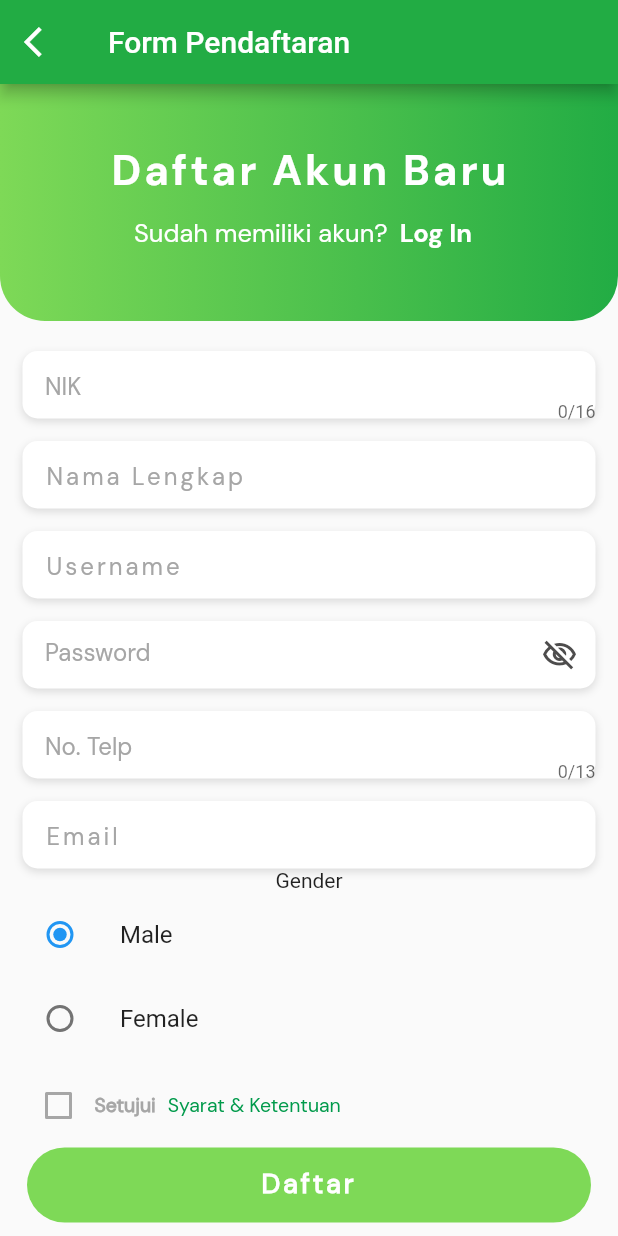
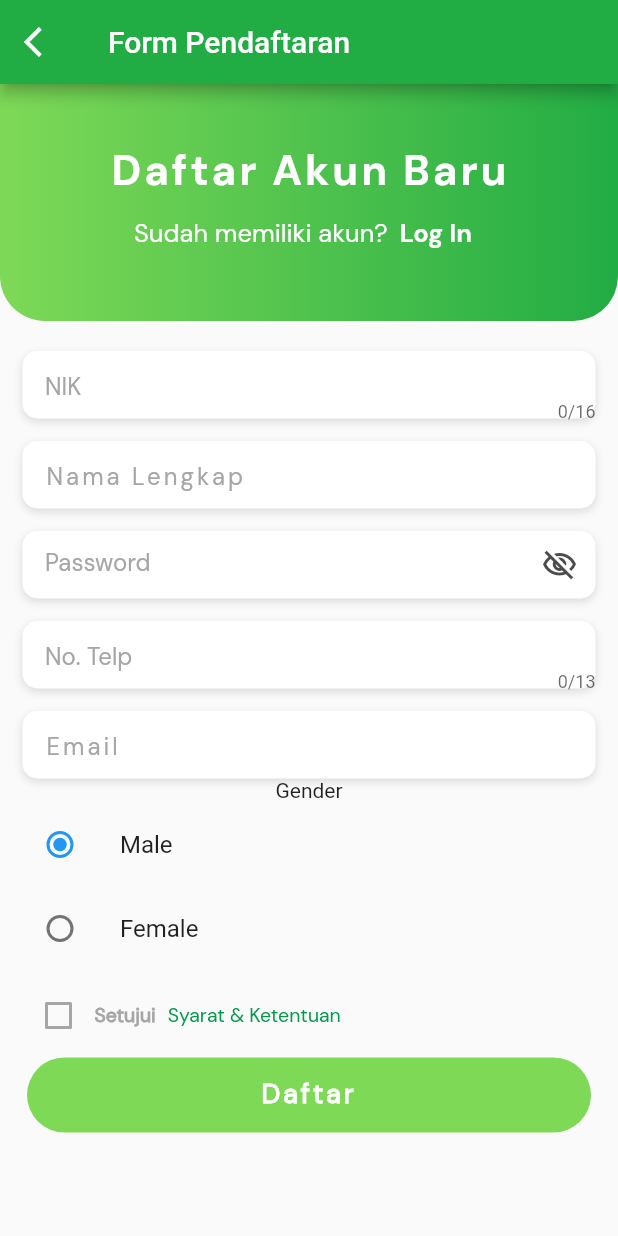
Before and after one commit to MHanafiAbror87/user_rumahsidoarjo, a Flutter app: the LoginPage screen opened by its route, after a tap on "Daftar", on a phone screen of 412 x 824 dp. Run offline on Flutter 3.47's test engine with Material 2 defaults, Android fonts, the phone set to English and light mode, and no system bars; our stand-ins replace getwidget, google_fonts, image_picker.

Commit message:
register done

```diff
--- a/rumah_sidoarjo/lib/addregister.dart
+++ b/rumah_sidoarjo/lib/addregister.dart
@@ -32,7 +32,6 @@ class _addRegisterState extends State<addRegister> {
   final _namaController = TextEditingController();
   final _emailController = TextEditingController();
   final _notelpController = TextEditingController();
-  final _usernameController = TextEditingController();
   final _passwordController = TextEditingController();
   String gender = 'male';
   Gender? _gender = Gender.male;
@@ -67,7 +66,6 @@ class _addRegisterState extends State<addRegister> {
                     _headerPage(context),
                     _buildNIK(),
                     _buildNamaLengkap(),
-                    _buildUsernameTF(),
                     _buildPasswordTF(),
                     _buildNoTelp(),
                     _buildEmail(),
@@ -256,37 +254,6 @@ class _addRegisterState extends State<addRegister> {
     );
   }
 
-  Widget _buildUsernameTF() {
-    return Column(
-      crossAxisAlignment: CrossAxisAlignment.start,
-      children: <Widget>[
-        SizedBox(height: 15.0),
-        Padding(
-          padding: const EdgeInsets.symmetric(horizontal: 15.0),
-          child: Container(
-            decoration: kBoxDecorationStyle,
-            height: 45.0,
-            width: double.infinity,
-            child: TextField(
-              controller: _usernameController,
-              style: TextStyle(
-                color: darkGrey,
-                letterSpacing: 2,
-                fontFamily: 'DMSans',
-              ),
-              decoration: InputDecoration(
-                border: InputBorder.none,
-                contentPadding: EdgeInsets.only(left: 15),
-                hintText: 'Username',
-                hintStyle: kHintTextStyle,
-              ),
-            ),
-          ),
-        ),
-      ],
-    );
-  }
-
   Widget _buildPasswordTF() {
     return Column(
       crossAxisAlignment: CrossAxisAlignment.start,
@@ -466,7 +433,6 @@ class _addRegisterState extends State<addRegister> {
                     NIK: _NIKController.text,
                     nama: _namaController.text,
                     jenis_kelamin: gender,
-                    username: _usernameController.text,
                     password: _passwordController.text,
                     no_telepon: _notelpController.text,
                     email: _emailController.text,
--- a/rumah_sidoarjo/lib/models/register.dart
+++ b/rumah_sidoarjo/lib/models/register.dart
@@ -6,7 +6,6 @@ class Register {
   final String tanggal_lahir;
   final String jenis_kelamin;
   final String no_telepon;
-  final String username;
   final String password;
   // final String foto_profil;
   final String status;
@@ -19,7 +18,6 @@ class Register {
     this.tanggal_lahir = '',
     this.jenis_kelamin = '',
     this.no_telepon = '',
-    this.username = '',
     this.password = '',
     // this.foto_profil,
     this.status = '',
@@ -34,7 +32,6 @@ class Register {
       tanggal_lahir: json['tanggal_lahir'] as String,
       jenis_kelamin: json['jenis_kelamin'] as String,
       no_telepon: json['no_telepon'] as String,
-      username: json['username'] as String,
       password: json['password'] as String,
       // foto_profil: json['foto_profil'] as String,
       // status: json['status'] as String,
@@ -43,6 +40,6 @@ class Register {
 
   @override
   String toString() {
-    return 'Register{NIK: $NIK, nama: $nama, alamat: $alamat, email: $email, tanggal_lahir: $tanggal_lahir, jenis_kelamin: $jenis_kelamin, no_telepon: $no_telepon,password: $password,username: $username, status: $status}';
+    return 'Register{NIK: $NIK, nama: $nama, alamat: $alamat, email: $email, tanggal_lahir: $tanggal_lahir, jenis_kelamin: $jenis_kelamin, no_telepon: $no_telepon,password: $password, status: $status}';
   }
 }
--- a/rumah_sidoarjo/lib/services/api_services.dart
+++ b/rumah_sidoarjo/lib/services/api_services.dart
@@ -39,7 +39,6 @@ class ApiServices {
       'tanggal_lahir': register.tanggal_lahir,
       'jenis_kelamin': register.jenis_kelamin,
       'no_telepon': register.no_telepon,
-      'username': register.username,
       'password': register.password,
       // 'foto_profil': register.foto_profil,
       'status': register.status
```
